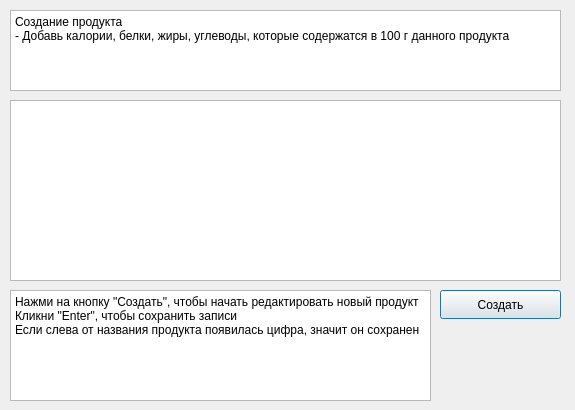
The window that courseWork/create_prod.ui (mellonii/maltite) describes before a commit, drawn with Qt 5.
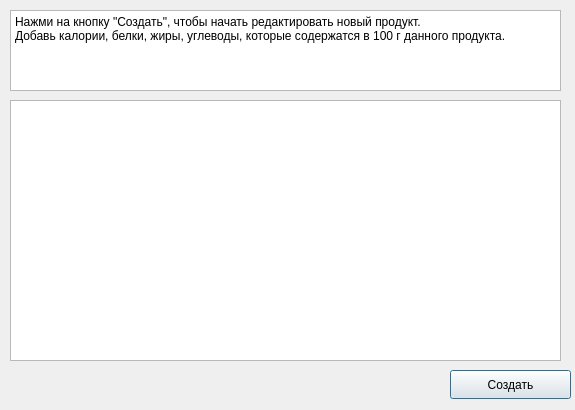
The same window after the commit.

```diff
--- a/courseWork/create_prod.ui
+++ b/courseWork/create_prod.ui
@@ -28,8 +28,8 @@
 p, li { white-space: pre-wrap; }
 hr { height: 1px; border-width: 0; }
 &lt;/style&gt;&lt;/head&gt;&lt;body style=&quot; font-family:'Segoe UI'; font-size:9pt; font-weight:400; font-style:normal;&quot;&gt;
-&lt;p style=&quot; margin-top:0px; margin-bottom:0px; margin-left:0px; margin-right:0px; -qt-block-indent:0; text-indent:0px;&quot;&gt;Создание продукта&lt;/p&gt;
-&lt;p style=&quot; margin-top:0px; margin-bottom:0px; margin-left:0px; margin-right:0px; -qt-block-indent:0; text-indent:0px;&quot;&gt;- Добавь калории, белки, жиры, углеводы, которые содержатся в 100 г данного продукта&lt;/p&gt;&lt;/body&gt;&lt;/html&gt;</string>
+&lt;p style=&quot; margin-top:0px; margin-bottom:0px; margin-left:0px; margin-right:0px; -qt-block-indent:0; text-indent:0px;&quot;&gt;Нажми на кнопку &amp;quot;Создать&amp;quot;, чтобы начать редактировать новый продукт.&lt;/p&gt;
+&lt;p style=&quot; margin-top:0px; margin-bottom:0px; margin-left:0px; margin-right:0px; -qt-block-indent:0; text-indent:0px;&quot;&gt;Добавь калории, белки, жиры, углеводы, которые содержатся в 100 г данного продукта.&lt;/p&gt;&lt;/body&gt;&lt;/html&gt;</string>
    </property>
   </widget>
   <widget class="QTableView" name="tableView">
@@ -38,15 +38,15 @@
      <x>10</x>
      <y>100</y>
      <width>551</width>
-     <height>181</height>
+     <height>261</height>
     </rect>
    </property>
   </widget>
   <widget class="QPushButton" name="pushButton">
    <property name="geometry">
     <rect>
-     <x>440</x>
-     <y>290</y>
+     <x>450</x>
+     <y>370</y>
      <width>121</width>
      <height>29</height>
     </rect>
@@ -55,26 +55,6 @@
     <string>Создать</string>
    </property>
   </widget>
-  <widget class="QTextBrowser" name="textBrowser_2">
-   <property name="geometry">
-    <rect>
-     <x>10</x>
-     <y>290</y>
-     <width>421</width>
-     <height>111</height>
-    </rect>
-   </property>
-   <property name="html">
-    <string>&lt;!DOCTYPE HTML PUBLIC &quot;-//W3C//DTD HTML 4.0//EN&quot; &quot;http://www.w3.org/TR/REC-html40/strict.dtd&quot;&gt;
-&lt;html&gt;&lt;head&gt;&lt;meta name=&quot;qrichtext&quot; content=&quot;1&quot; /&gt;&lt;meta charset=&quot;utf-8&quot; /&gt;&lt;style type=&quot;text/css&quot;&gt;
-p, li { white-space: pre-wrap; }
-hr { height: 1px; border-width: 0; }
-&lt;/style&gt;&lt;/head&gt;&lt;body style=&quot; font-family:'Segoe UI'; font-size:9pt; font-weight:400; font-style:normal;&quot;&gt;
-&lt;p style=&quot; margin-top:0px; margin-bottom:0px; margin-left:0px; margin-right:0px; -qt-block-indent:0; text-indent:0px;&quot;&gt;Нажми на кнопку &amp;quot;Создать&amp;quot;, чтобы начать редактировать новый продукт&lt;/p&gt;
-&lt;p style=&quot; margin-top:0px; margin-bottom:0px; margin-left:0px; margin-right:0px; -qt-block-indent:0; text-indent:0px;&quot;&gt;Кликни &amp;quot;Enter&amp;quot;, чтобы сохранить записи&lt;/p&gt;
-&lt;p style=&quot; margin-top:0px; margin-bottom:0px; margin-left:0px; margin-right:0px; -qt-block-indent:0; text-indent:0px;&quot;&gt;Если слева от названия продукта появилась цифра, значит он сохранен&lt;/p&gt;&lt;/body&gt;&lt;/html&gt;</string>
-   </property>
-  </widget>
  </widget>
  <resources/>
  <connections/>
```
